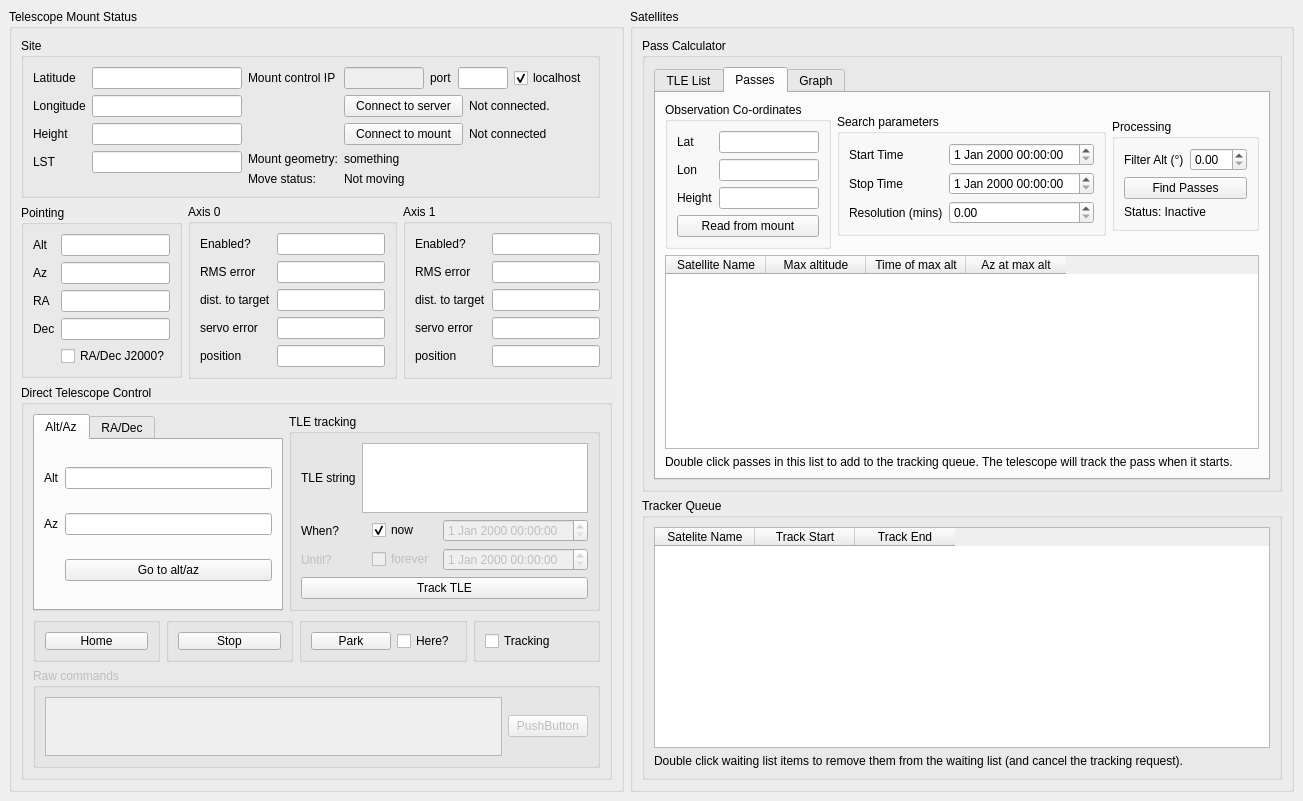
First picture: the form in mainwindow.ui, repository dldlowndes/LD_QuarcOGS, before the edit.
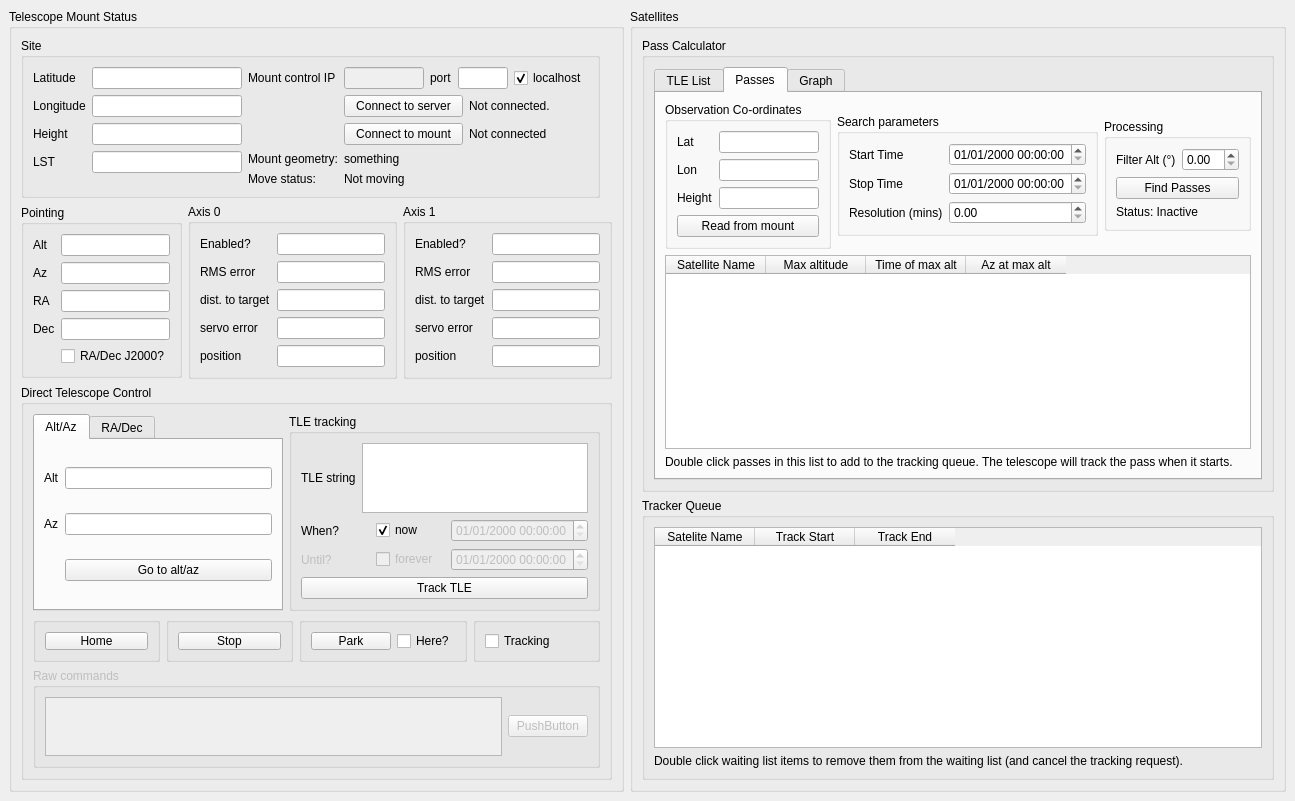
Second picture: the form after the edit. The open tabs and pages were chosen to show the change.

The edit to the form file:
```diff
--- a/mainwindow.ui
+++ b/mainwindow.ui
@@ -7,7 +7,7 @@
     <x>0</x>
     <y>0</y>
     <width>1281</width>
-    <height>740</height>
+    <height>767</height>
    </rect>
   </property>
   <property name="windowTitle">
@@ -775,6 +775,15 @@
                    <property name="enabled">
                     <bool>false</bool>
                    </property>
+                   <property name="minimumSize">
+                    <size>
+                     <width>130</width>
+                     <height>0</height>
+                    </size>
+                   </property>
+                   <property name="displayFormat">
+                    <string>dd/MM/yyyy HH:mm:ss</string>
+                   </property>
                   </widget>
                  </item>
                  <item row="0" column="1">
@@ -819,6 +828,9 @@
                    <property name="enabled">
                     <bool>false</bool>
                    </property>
+                   <property name="displayFormat">
+                    <string>dd/MM/yyyy HH:mm:ss</string>
+                   </property>
                   </widget>
                  </item>
                 </layout>
@@ -1229,7 +1241,17 @@
                   </property>
                   <layout class="QGridLayout" name="gridLayout">
                    <item row="0" column="1">
-                    <widget class="QDateTimeEdit" name="date_Start"/>
+                    <widget class="QDateTimeEdit" name="date_Start">
+                     <property name="minimumSize">
+                      <size>
+                       <width>130</width>
+                       <height>0</height>
+                      </size>
+                     </property>
+                     <property name="displayFormat">
+                      <string>dd/MM/yyyy HH:mm:ss</string>
+                     </property>
+                    </widget>
                    </item>
                    <item row="0" column="0">
                     <widget class="QLabel" name="label_StartTime">
@@ -1239,7 +1261,11 @@
                     </widget>
                    </item>
                    <item row="1" column="1">
-                    <widget class="QDateTimeEdit" name="date_Stop"/>
+                    <widget class="QDateTimeEdit" name="date_Stop">
+                     <property name="displayFormat">
+                      <string>dd/MM/yyyy HH:mm:ss</string>
+                     </property>
+                    </widget>
                    </item>
                    <item row="1" column="0">
                     <widget class="QLabel" name="label_StopTime">
```
Left out of the diff: 2 changed lines with no effect on the pictures.
